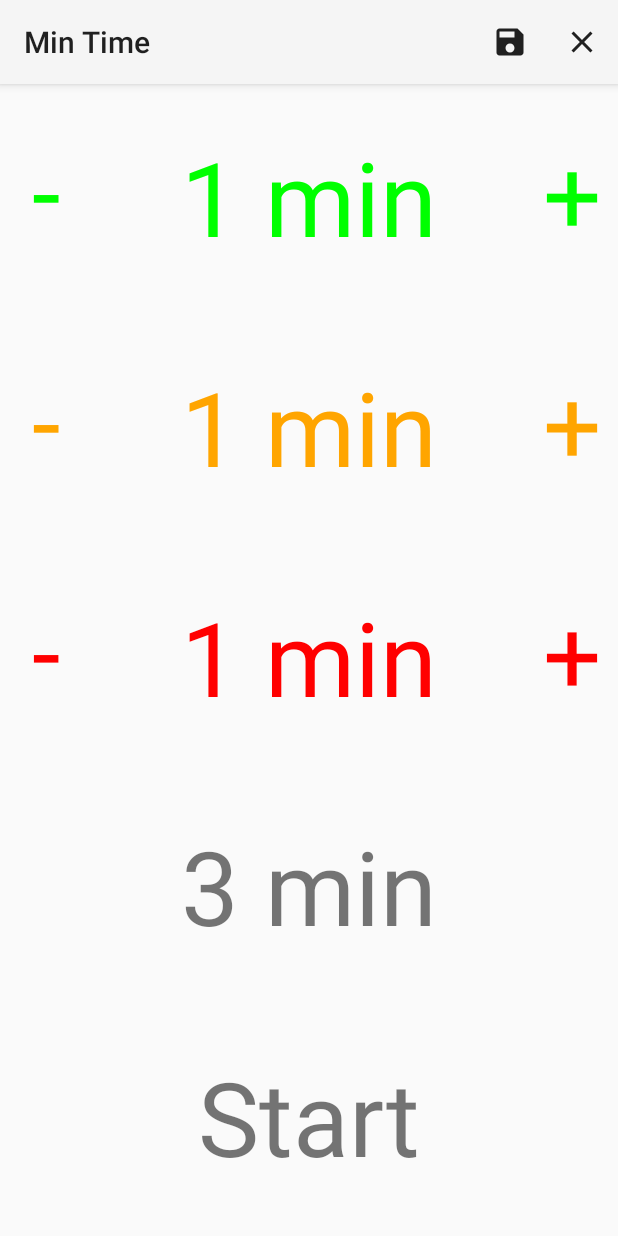
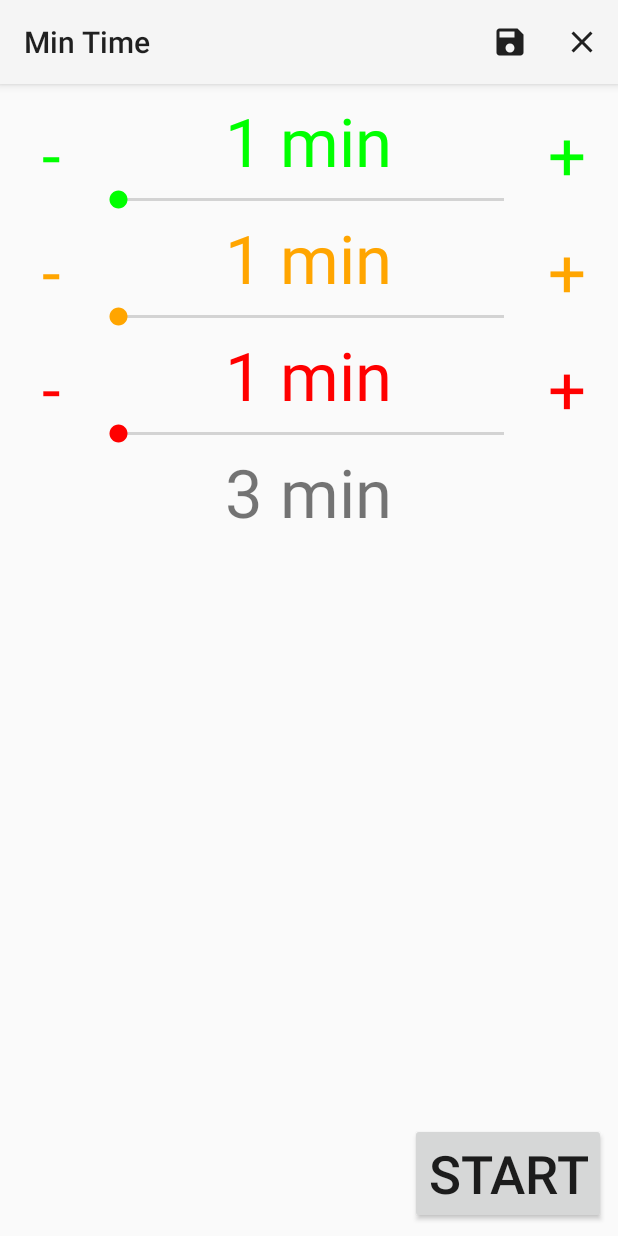
Before and after one commit to tkuenneth/mintime, an Android app: the screen it shows after launch (MinTime), on a phone screen of 412 x 824 dp. Run offline under Robolectric (Android 15) with nearby library versions, the phone set to English and light mode, and no system bars.

Commit message:
Release candidate for 1.4

```diff
--- a/app/build.gradle
+++ b/app/build.gradle
@@ -6,8 +6,8 @@ android {
         applicationId "com.thomaskuenneth.mintime"
         minSdkVersion 21
         targetSdkVersion 29
-        version = "1.3"
-        versionCode 14
+        version = "1.4"
+        versionCode 15
     }
 
     buildTypes {
--- a/app/src/main/java/com/thomaskuenneth/mintime/Counter.java
+++ b/app/src/main/java/com/thomaskuenneth/mintime/Counter.java
@@ -7,20 +7,14 @@
 package com.thomaskuenneth.mintime;
 
 import android.content.Context;
+import android.content.res.ColorStateList;
 import android.content.res.TypedArray;
-import android.graphics.Canvas;
 import android.graphics.Color;
-import android.graphics.Paint;
-import android.graphics.Point;
-import android.graphics.Typeface;
 import android.util.AttributeSet;
-import android.view.MotionEvent;
 import android.view.View;
-
-import java.util.Timer;
-import java.util.TimerTask;
-
-import androidx.annotation.NonNull;
+import android.widget.FrameLayout;
+import android.widget.SeekBar;
+import android.widget.TextView;
 
 /**
  * Komponente, die einen Zähler repräsentiert. Der Wert kann mit Plus/Minus
@@ -28,23 +22,16 @@ import androidx.annotation.NonNull;
  *
  * @author Thomas
  */
-public class Counter extends View {
-
-    private static final int INTERVAL_LONG = 500;
-    private static final int SWIPE_MAX_MINUTES = 90;
-    private static final int INTERVAL_SHORT = 80;
-    private static final int DELAY = 200;
+public class Counter extends FrameLayout {
 
     private boolean useMinutes = true;
-    private boolean increase;
     private long value = 0;
     private int times = 0;
-    private Timer timer = null;
-    private TimerTask task = null;
-    private float lastX;
 
-    private final Paint paint;
-    private final int color;
+    private TextView text;
+    private SeekBar seekbar;
+
+    private ValueUpdater cb = null;
 
     public Counter(Context context) {
         this(context, null, 0);
@@ -56,41 +43,71 @@ public class Counter extends View {
 
     public Counter(Context context, AttributeSet attrs, int defStyle) {
         super(context, attrs, defStyle);
-        int _color = Color.WHITE;
+        int color = Color.WHITE;
         TypedArray a = getContext().obtainStyledAttributes(attrs,
                 R.styleable.Counter);
         int n = a.getIndexCount();
         for (int i = 0; i < n; i++) {
             int attr = a.getIndex(i);
             if (attr == R.styleable.Counter_mintime_color) {
-                _color = a.getColor(i, _color);
+                color = a.getColor(i, color);
             } else {
                 throw new RuntimeException("Unknown attribute for "
                         + getClass().toString() + ": " + attr);
             }
         }
         a.recycle();
-        color = _color;
-
-        // Paint für die Textausgabe
-        paint = new Paint(Paint.ANTI_ALIAS_FLAG);
-        paint.setTypeface(Typeface.DEFAULT);
-        paint.setTextAlign(Paint.Align.CENTER);
-
-        setOnTouchListener((v, event) -> {
-            int x = (int) event.getX();
-            int segmentWidth = v.getWidth() / 6;
-            int segment = x / segmentWidth;
-            lastX = event.getX();
-            switch (event.getAction()) {
-                case MotionEvent.ACTION_DOWN:
-                    if ((segment < 2) || (segment > 3)) {
-                        increase = (segment > 3);
-                        timer = new Timer();
-                        task = new TimerTask() {
+        View counter = inflate(context, R.layout.counter, this);
+        TextView minus = counter.findViewById(R.id.minus);
+        minus.setTextColor(color);
+        minus.setOnClickListener(view -> changeValue(false));
+        TextView plus = counter.findViewById(R.id.plus);
+        plus.setTextColor(color);
+        plus.setOnClickListener(view -> changeValue(true));
+        text = counter.findViewById(R.id.text);
+        text.setTextColor(color);
+        seekbar = findViewById(R.id.seekbar);
+        ColorStateList csl = ColorStateList.valueOf(color);
+        seekbar.setThumbTintList(csl);
+        seekbar.setProgressTintList(csl);
+        seekbar.setOnSeekBarChangeListener(new SeekBar.OnSeekBarChangeListener() {
+            @Override
+            public void onProgressChanged(SeekBar seekBar, int i, boolean b) {
+                value = i;
+                updateUIAndNotifyListener();
+            }
 
             @Override
-                            public void run() {
+            public void onStartTrackingTouch(SeekBar seekBar) {
+            }
+
+            @Override
+            public void onStopTrackingTouch(SeekBar seekBar) {
+            }
+        });
+    }
+
+    public long getValueInMillis() {
+        return useMinutes ? value * MinTime.ONE_MINUTE : value * 1000;
+    }
+
+    public void setValueInMillis(long value) {
+        value /= 1000;
+        if (value >= 60) {
+            this.value = value / 60;
+            useMinutes = true;
+        } else {
+            this.value = value;
+            useMinutes = false;
+        }
+        updateUIAndNotifyListener();
+    }
+
+    public void setValueUpdator(ValueUpdater updater) {
+        cb = updater;
+    }
+
+    private void changeValue(boolean increase) {
         int increment = 1;
         if (times < 5) {
             times += 1;
@@ -106,7 +123,7 @@ public class Counter extends View {
         } else {
             value -= increment;
         }
-                                if (value < 1) {
+        if (value < 0) {
             if (useMinutes) {
                 useMinutes = false;
                 value = 59;
@@ -116,103 +133,22 @@ public class Counter extends View {
         } else if (value > 59) {
             if (!useMinutes) {
                 useMinutes = true;
-                                        value = 1;
+                value = 0;
                 times = 0;
             }
         }
-                                postInvalidate();
+        updateUIAndNotifyListener();
     }
 
-                        };
-                        times = 0;
-                        timer.schedule(task, 0, INTERVAL_LONG);
+    private void updateUIAndNotifyListener() {
+        if (useMinutes) {
+            seekbar.setProgress((int) value);
         } else {
-                        lastX = x;
-                        timer = new Timer();
-                        useMinutes = true;
-                        task = new TimerTask() {
-
-                            @Override
-                            public void run() {
-                                int segmentSize = v.getWidth() / SWIPE_MAX_MINUTES;
-                                value = (long) (lastX + segmentSize - 1) / segmentSize;
-                                if (value < 1) {
-                                    value = 1;
-                                } else if (value > SWIPE_MAX_MINUTES) {
-                                    value = SWIPE_MAX_MINUTES;
+            seekbar.setProgress(0);
         }
-                                postInvalidate();
-                            }
-
-                        };
-                        timer.schedule(task, DELAY, INTERVAL_SHORT);
-                    }
-                    return true;
-                case MotionEvent.ACTION_UP:
-                    cancelTimer();
-                    postInvalidate();
-                    performClick();
-                    return true;
-                default:
-                    return false;
-            }
-        });
-    }
-
-    @Override
-    protected void onSizeChanged(int w, int h, int oldw, int oldh) {
-        Point outSize = CanvasUtils.getScreenSize(getContext());
-        paint.setTextSize(outSize.y / 12f);
-    }
-
-    @Override
-    protected void onDraw(Canvas canvas) {
-        float width = getWidth();
-        float height = getHeight();
-        float widthSmall = width * .15f;
-        float widthLarge = width * .7f;
-        String info = MinTime.millisToPrettyString(getContext(), getValueInMillis());
-        paint.setColor(color);
-        CanvasUtils.drawText(canvas, widthSmall + widthLarge / 2, height / 2,
-                info, paint);
-        CanvasUtils.drawText(canvas, widthSmall / 2, height / 2, getContext()
-                .getString(R.string.minus), paint);
-        CanvasUtils.drawText(canvas, widthSmall + widthLarge + widthSmall / 2,
-                height / 2, getContext().getString(R.string.plus), paint);
-    }
-
-    @Override
-    protected void onVisibilityChanged(@NonNull View changedView, int visibility) {
-        super.onVisibilityChanged(changedView, visibility);
-        if (visibility != View.VISIBLE) {
-            cancelTimer();
-        }
-    }
-
-    public long getValueInMillis() {
-        return useMinutes ? value * MinTime.ONE_MINUTE : value * 1000;
-    }
-
-    public void setValueInMillis(long value) {
-        value /= 1000;
-        if (value >= 60) {
-            this.value = value / 60;
-            useMinutes = true;
-        } else {
-            this.value = value;
-            useMinutes = false;
-        }
-        postInvalidate();
-    }
-
-    private void cancelTimer() {
-        if (task != null) {
-            task.cancel();
-            task = null;
-        }
-        if (timer != null) {
-            timer.cancel();
-            timer = null;
+        text.setText(MinTime.millisToPrettyString(getContext(), getValueInMillis()));
+        if (cb != null) {
+            cb.updateValue();
         }
     }
 }
--- a/app/src/main/java/com/thomaskuenneth/mintime/MinTime.java
+++ b/app/src/main/java/com/thomaskuenneth/mintime/MinTime.java
@@ -12,7 +12,8 @@ import android.os.Bundle;
 import android.util.Log;
 import android.view.Menu;
 import android.view.MenuItem;
-import android.view.View.OnClickListener;
+import android.widget.Button;
+import android.widget.TextView;
 import android.widget.Toast;
 
 import androidx.appcompat.app.AppCompatActivity;
@@ -29,7 +30,8 @@ import java.util.List;
  *
  * @author Thomas
  */
-public class MinTime extends AppCompatActivity {
+public class MinTime extends AppCompatActivity
+        implements ValueUpdater {
 
     public static final int RQ_ALARM_ORANGE = 1;
     public static final int RQ_ALARM_RED = 2;
@@ -50,7 +52,8 @@ public class MinTime extends AppCompatActivity {
     public static final long ONE_MINUTE = 60000L;
 
     private Counter counter1, counter2, counter3;
-    private SimpleButton total, start;
+    private TextView total;
+    private Button start;
 
     private JSONObject data;
     private List<String> distributions;
@@ -73,13 +76,12 @@ public class MinTime extends AppCompatActivity {
             }
         });
 
-        OnClickListener l = v -> updateTotal();
         counter1 = findViewById(R.id.counter1);
-        counter1.setOnClickListener(l);
+        counter1.setValueUpdator(this);
         counter2 = findViewById(R.id.counter2);
-        counter2.setOnClickListener(l);
+        counter2.setValueUpdator(this);
         counter3 = findViewById(R.id.counter3);
-        counter3.setOnClickListener(l);
+        counter3.setValueUpdator(this);
     }
 
     @Override
@@ -174,11 +176,11 @@ public class MinTime extends AppCompatActivity {
         long m = secs / 60;
         long s = secs % 60;
         StringBuilder sb = new StringBuilder();
-        if (m > 0) {
+        if (m >= 0) {
             sb.append(context.getString(R.string.template, m,
                     context.getString(R.string.min)));
         }
-        if ((s > 0) || (m == 0)) {
+        if (s > 0) {
             if (sb.length() > 0) {
                 sb.append(" ");
             }
@@ -281,7 +283,8 @@ public class MinTime extends AppCompatActivity {
         return false;
     }
 
-    private void updateTotal() {
+    @Override
+    public void updateValue() {
         long val1 = counter1.getValueInMillis();
         long val2 = counter2.getValueInMillis();
         long val3 = counter3.getValueInMillis();
--- a/app/src/main/java/com/thomaskuenneth/mintime/SimpleButton.java
+++ /dev/null
@@ -1,88 +0,0 @@
-/*
- * SimpleButton.java
- *
- * Min Time (c) Thomas Künneth 2014 - 2019
- * Alle Rechte beim Autoren. All rights reserved.
- */
-package com.thomaskuenneth.mintime;
-
-import android.content.Context;
-import android.content.res.TypedArray;
-import android.graphics.Canvas;
-import android.graphics.Paint;
-import android.graphics.Point;
-import android.graphics.Typeface;
-import android.util.AttributeSet;
-import android.view.View;
-import android.widget.TextView;
-
-/**
- * Diese Klasse repräsentiert einen einfachen Button ohne Effekte.
- *
- * @author Thomas
- */
-public class SimpleButton extends View {
-
-    private final Paint paint;
-    private String text = "";
-
-    public SimpleButton(Context context) {
-        this(context, null, 0);
-    }
-
-    public SimpleButton(Context context, AttributeSet attrs) {
-        this(context, attrs, 0);
-    }
-
-    public SimpleButton(Context context, AttributeSet attrs, int defStyleAttr) {
-        super(context, attrs, defStyleAttr);
-        TypedArray a = getContext().obtainStyledAttributes(attrs,
-                R.styleable.SimpleButton);
-        int n = a.getIndexCount();
-        for (int i = 0; i < n; i++) {
-            int attr = a.getIndex(i);
-            if (attr == R.styleable.SimpleButton_text) {
-                text = a.getString(i);
-                setText(text);
-            } else {
-                throw new RuntimeException("Unknown attribute for "
-                        + getClass().toString() + ": " + attr);
-            }
-        }
-        a.recycle();
-        // Paint für die Textausgabe
-        paint = new Paint(Paint.ANTI_ALIAS_FLAG);
-        paint.setTypeface(Typeface.DEFAULT);
-        paint.setTextAlign(Paint.Align.CENTER);
-
-        TextView tv = new TextView(context);
-        setColor(tv.getCurrentTextColor());
-    }
-
-    @Override
-    protected void onDraw(Canvas canvas) {
-        float width = getWidth();
-        float height = getHeight();
-        CanvasUtils.drawText(canvas, width / 2, height / 2, text, paint);
-    }
-
-    @Override
-    protected void onSizeChanged(int w, int h, int oldw, int oldh) {
-        Point outSize = CanvasUtils.getScreenSize(getContext());
-        paint.setTextSize(outSize.y / 12f);
-    }
-
-    public void setColor(int color) {
-        paint.setColor(color);
-        postInvalidate();
-    }
-
-    public void setText(String text) {
-        this.text = text;
-        postInvalidate();
-    }
-
-    public void setText(int resId) {
-        setText(getContext().getString(resId));
-    }
-}
--- /dev/null
+++ b/app/src/main/java/com/thomaskuenneth/mintime/ValueUpdater.java
@@ -0,0 +1,12 @@
+/*
+ * ValueUpdater.java
+ *
+ * Min Time (c) Thomas Künneth 2019
+ * Alle Rechte beim Autoren. All rights reserved.
+ */
+package com.thomaskuenneth.mintime;
+
+public interface ValueUpdater {
+
+    void updateValue();
+}
--- /dev/null
+++ b/app/src/main/res/layout/counter.xml
@@ -0,0 +1,55 @@
+<?xml version="1.0" encoding="utf-8"?>
+<RelativeLayout xmlns:android="http://schemas.android.com/apk/res/android"
+    android:id="@+id/counter"
+    android:layout_width="match_parent"
+    android:layout_height="wrap_content">
+
+    <TextView
+        android:id="@+id/minus"
+        android:layout_width="wrap_content"
+        android:layout_height="wrap_content"
+        android:layout_alignParentStart="true"
+        android:layout_centerVertical="true"
+        android:ems="1"
+        android:gravity="center"
+        android:text="@string/minus"
+        android:textSize="20pt" />
+
+    <TextView
+        android:id="@+id/plus"
+        android:layout_width="wrap_content"
+        android:layout_height="wrap_content"
+        android:layout_alignParentEnd="true"
+        android:layout_centerVertical="true"
+        android:ems="1"
+        android:gravity="center"
+        android:text="@string/plus"
+        android:textSize="20pt" />
+
+    <LinearLayout
+        android:layout_width="0dp"
+        android:layout_height="wrap_content"
+        android:layout_alignParentTop="true"
+        android:layout_toStartOf="@+id/plus"
+        android:layout_toEndOf="@+id/minus"
+        android:gravity="center_vertical"
+        android:orientation="vertical">
+
+        <TextView
+            android:id="@+id/text"
+            android:layout_width="wrap_content"
+            android:layout_height="wrap_content"
+            android:layout_gravity="center_horizontal"
+            android:textAlignment="center"
+            android:textSize="20pt" />
+
+        <SeekBar
+            android:id="@+id/seekbar"
+            android:layout_width="match_parent"
+            android:layout_height="wrap_content"
+            android:indeterminate="false"
+            android:max="90" />
+
+    </LinearLayout>
+
+</RelativeLayout>
--- a/app/src/main/res/layout/main.xml
+++ b/app/src/main/res/layout/main.xml
@@ -1,40 +1,46 @@
-<LinearLayout xmlns:android="http://schemas.android.com/apk/res/android"
+<RelativeLayout xmlns:android="http://schemas.android.com/apk/res/android"
     xmlns:custom="http://schemas.android.com/apk/res-auto"
     android:layout_width="match_parent"
     android:layout_height="match_parent"
-    android:orientation="vertical">
+    android:layout_margin="8dp">
 
     <com.thomaskuenneth.mintime.Counter
         android:id="@+id/counter1"
         android:layout_width="match_parent"
-        android:layout_height="0dp"
-        android:layout_weight="0.2"
+        android:layout_height="wrap_content"
+        android:layout_alignParentTop="true"
         custom:mintime_color="@color/green" />
 
     <com.thomaskuenneth.mintime.Counter
         android:id="@+id/counter2"
         android:layout_width="match_parent"
-        android:layout_height="0dp"
-        android:layout_weight="0.2"
+        android:layout_height="wrap_content"
+        android:layout_below="@id/counter1"
         custom:mintime_color="@color/orange" />
 
     <com.thomaskuenneth.mintime.Counter
         android:id="@+id/counter3"
         android:layout_width="match_parent"
-        android:layout_height="0dp"
-        android:layout_weight="0.2"
+        android:layout_height="wrap_content"
+        android:layout_below="@id/counter2"
         custom:mintime_color="@color/red" />
 
-    <com.thomaskuenneth.mintime.SimpleButton
+    <TextView
         android:id="@+id/total"
-        android:layout_width="match_parent"
-        android:layout_height="0dp"
-        android:layout_weight="0.2" />
+        android:layout_width="wrap_content"
+        android:layout_height="wrap_content"
+        android:layout_below="@id/counter3"
+        android:layout_centerHorizontal="true"
+        android:layout_gravity="center_horizontal"
+        android:textAlignment="center"
+        android:textSize="20pt" />
 
-    <com.thomaskuenneth.mintime.SimpleButton
+    <Button
         android:id="@+id/start_or_resume"
-        android:layout_width="match_parent"
-        android:layout_height="0dp"
-        android:layout_weight="0.2" />
+        android:layout_width="wrap_content"
+        android:layout_height="wrap_content"
+        android:layout_alignParentEnd="true"
+        android:layout_alignParentBottom="true"
+        android:textSize="16pt" />
 
-</LinearLayout>
+</RelativeLayout>
--- a/app/src/main/res/values/attrs.xml
+++ b/app/src/main/res/values/attrs.xml
@@ -4,8 +4,4 @@
 		<attr name="mintime_color" format="color" />
    </declare-styleable>
 
-   <declare-styleable name="SimpleButton">
-       <attr name="text" format="string" />
-   </declare-styleable>
-
 </resources>
--- a/app/src/main/res/values/strings.xml
+++ b/app/src/main/res/values/strings.xml
@@ -5,7 +5,7 @@
     <string name="min">min</string>
     <string name="sec">s</string>
     <string name="start">Start</string>
-    <string name="resume">To time view</string>
+    <string name="resume">Proceed</string>
     <string name="template">%1$d %2$s</string>
     <string name="template_two_dashes">%1$s - %2$s - %3$s</string>
     <string name="plus">+</string>
```
Also changed, not shown: 1 other file. Lines whose indentation alone changed are shown as unchanged.
